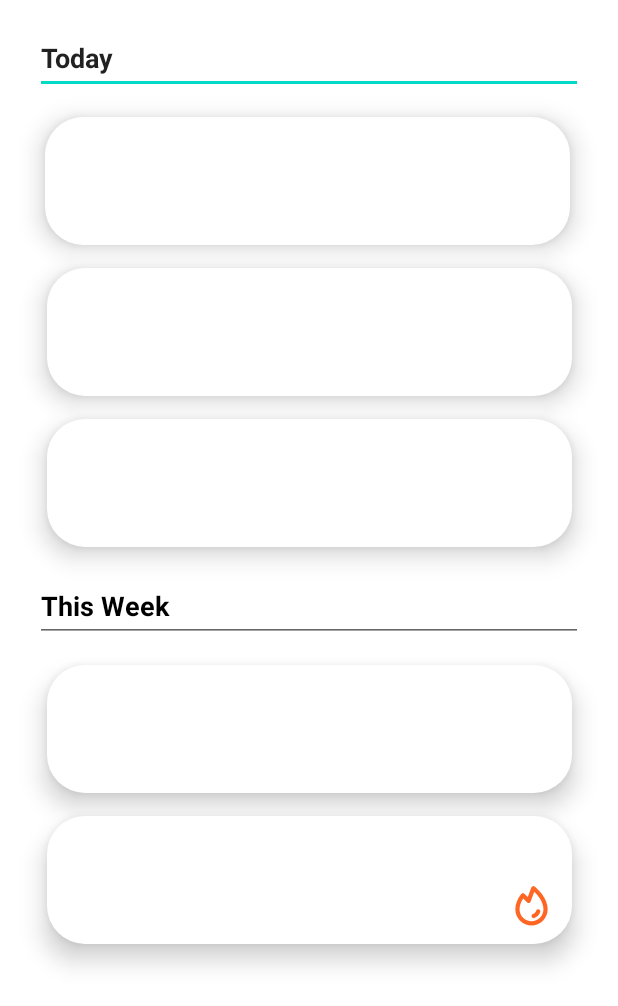
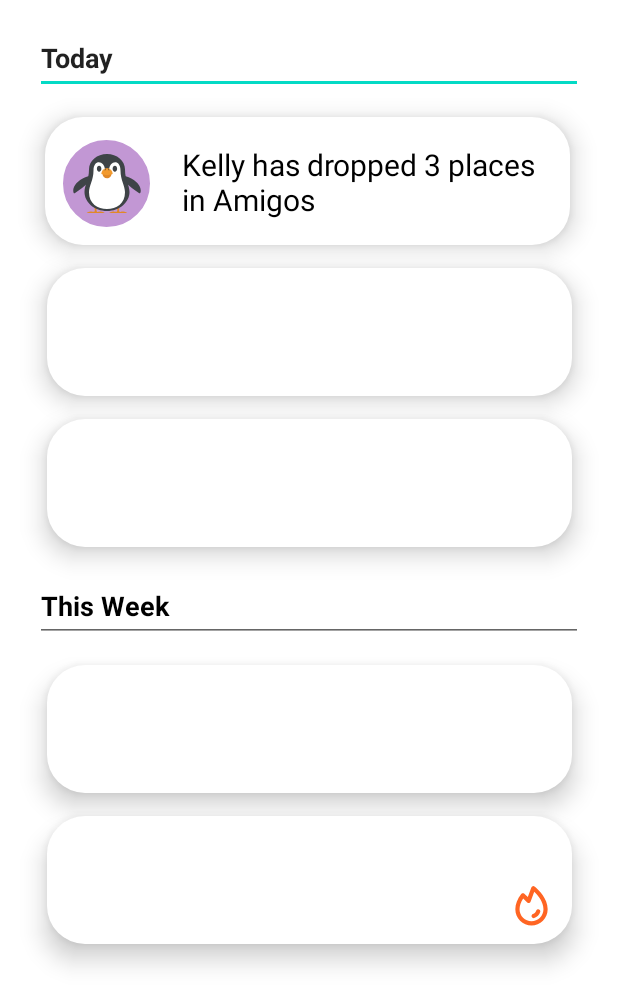
Before and after one commit to KellyyDuong/Nocial, an Android app: the layout fragment_notification.xml on its own in the app's theme, with its tools: preview values and no code run, on a phone screen of 412 x 824 dp. Shown: the top 1006 px of the screen. Run offline under Robolectric (Android 15) with nearby library versions, the phone set to English and light mode, and no system bars.

Commit message:
profile pics

```diff
--- /dev/null
+++ b/frontend/app/src/main/res/drawable/penguin.xml
@@ -0,0 +1,30 @@
+<vector xmlns:android="http://schemas.android.com/apk/res/android"
+    android:width="48dp"
+    android:height="42dp"
+    android:viewportWidth="48"
+    android:viewportHeight="42">
+  <path
+      android:pathData="M19.725,39.703C19.125,39.703 17.775,40.162 17.325,39.769C16.725,39.244 17.325,36.75 17.325,36.75H15.6C15.6,36.75 16.2,39.244 15.6,39.769C15.15,40.097 13.8,39.703 13.2,39.703C11.7,39.703 10.425,40.688 10.425,40.688H22.425C22.5,40.688 21.3,39.703 19.725,39.703ZM34.725,39.703C34.125,39.703 32.775,40.162 32.325,39.769C31.725,39.244 32.325,36.75 32.325,36.75H30.6C30.6,36.75 31.2,39.244 30.6,39.769C30.15,40.097 28.8,39.703 28.2,39.703C26.7,39.703 25.425,40.688 25.425,40.688H37.425C37.5,40.688 36.3,39.703 34.725,39.703Z"
+      android:fillColor="#E08828"/>
+  <path
+      android:pathData="M7.8,17.719C-0.3,22.116 1.275,28.219 2.475,27.497C15,19.491 18.15,12.141 7.8,17.719ZM40.2,17.719C29.85,12.141 33,19.491 45.525,27.497C46.725,28.219 48.3,22.116 40.2,17.719Z"
+      android:fillColor="#3E4347"/>
+  <path
+      android:pathData="M36,11.484C36,5.841 30.6,1.313 24,1.313C17.4,1.313 12,5.841 12,11.484C12,19.097 9,21.656 9,26.709C9,33.666 15.75,39.375 24,39.375C32.25,39.375 39,33.666 39,26.709C39,21.656 36,19.097 36,11.484Z"
+      android:fillColor="#3E4347"/>
+  <path
+      android:pathData="M33,12.337C33,4.2 25.425,5.775 25.425,11.878H22.65C22.575,5.775 15,4.2 15,12.337C15,18.703 12,22.64 12,26.84C12,34.453 17.775,38.062 24,38.062C30.225,38.062 36,34.387 36,26.84C36,22.64 33,18.703 33,12.337Z"
+      android:fillColor="#ffffff"/>
+  <path
+      android:pathData="M30.75,11.156C30.75,12.272 30.075,13.125 29.25,13.125C28.425,13.125 27.75,12.272 27.75,11.156C27.75,10.041 28.425,9.188 29.25,9.188C30.075,9.188 30.75,10.041 30.75,11.156ZM20.25,11.156C20.25,12.272 19.575,13.125 18.75,13.125C17.925,13.125 17.25,12.272 17.25,11.156C17.25,10.041 17.925,9.188 18.75,9.188C19.575,9.188 20.25,10.041 20.25,11.156Z"
+      android:fillColor="#3E4347"/>
+  <path
+      android:pathData="M21,14.438H27C27,16.078 25.65,17.456 24,17.456C22.35,17.456 21,16.144 21,14.438Z"
+      android:fillColor="#E08828"/>
+  <path
+      android:pathData="M27.75,14.634L24,15.422L20.25,14.634C20.25,12.534 21.9,10.894 24,10.894C26.1,10.894 27.75,12.6 27.75,14.634Z"
+      android:fillColor="#F29A2E"/>
+  <path
+      android:pathData="M25.275,11.681C25.5,11.878 25.575,12.141 25.5,12.272C25.425,12.403 25.125,12.272 24.9,12.075C24.675,11.878 24.6,11.616 24.675,11.485C24.825,11.419 25.125,11.485 25.275,11.681ZM22.725,11.681C22.5,11.878 22.425,12.141 22.5,12.272C22.575,12.403 22.875,12.272 23.1,12.075C23.325,11.878 23.4,11.616 23.325,11.485C23.175,11.419 22.875,11.485 22.725,11.681Z"
+      android:fillColor="#3E4347"/>
+</vector>
--- /dev/null
+++ b/frontend/app/src/main/res/drawable/purpleprofile.xml
@@ -0,0 +1,12 @@
+<shape xmlns:android="http://schemas.android.com/apk/res/android"
+    android:shape="oval">
+    <stroke
+        android:width="1dp"
+        android:color="#C297D4" />
+    <size
+        android:width="58dp"
+        android:height="58dp" />
+    <corners
+        android:radius="50dp" />
+    <solid android:color="#C297D4"/>
+</shape>
--- a/frontend/app/src/main/res/layout/fragment_notification.xml
+++ b/frontend/app/src/main/res/layout/fragment_notification.xml
@@ -110,4 +110,40 @@
         app:layout_constraintTop_toTopOf="@+id/N5"
         app:layout_constraintVertical_bias="0.818"
         app:srcCompat="@drawable/fire" />
+
+    <ImageView
+        android:id="@+id/PenguinBG"
+        android:layout_width="wrap_content"
+        android:layout_height="wrap_content"
+        android:layout_marginStart="12dp"
+        android:translationZ="90dp"
+        app:layout_constraintBottom_toBottomOf="@+id/N1"
+        app:layout_constraintStart_toStartOf="@+id/N1"
+        app:layout_constraintTop_toTopOf="@+id/N1"
+        app:layout_constraintVertical_bias="0.555"
+        app:srcCompat="@drawable/purpleprofile" />
+
+    <ImageView
+        android:id="@+id/imageView3"
+        android:layout_width="wrap_content"
+        android:layout_height="wrap_content"
+        android:translationZ="90dp"
+        app:layout_constraintBottom_toBottomOf="@+id/PenguinBG"
+        app:layout_constraintEnd_toEndOf="@+id/PenguinBG"
+        app:layout_constraintStart_toStartOf="@+id/PenguinBG"
+        app:layout_constraintTop_toTopOf="@+id/PenguinBG"
+        app:srcCompat="@drawable/penguin" />
+
+    <TextView
+        android:id="@+id/N1Text"
+        android:layout_width="238dp"
+        android:layout_height="50dp"
+        android:text="Kelly has dropped 3 places in Amigos"
+        android:textColor="#000000"
+        android:textSize="20sp"
+        android:translationZ="90dp"
+        app:layout_constraintBottom_toBottomOf="@+id/N1"
+        app:layout_constraintEnd_toEndOf="@+id/N1"
+        app:layout_constraintStart_toEndOf="@+id/PenguinBG"
+        app:layout_constraintTop_toTopOf="@+id/N1" />
 </androidx.constraintlayout.widget.ConstraintLayout>
```
Also changed, not shown: frontend/app/src/main/res/drawable/cat.xml (added, +18 -0 lines), frontend/app/src/main/res/drawable/cow.xml (added, +51 -0 lines), frontend/app/src/main/res/drawable/fox.xml (added, +57 -0 lines), frontend/app/src/main/res/drawable/smilecat.xml (added, +19 -0 lines).
